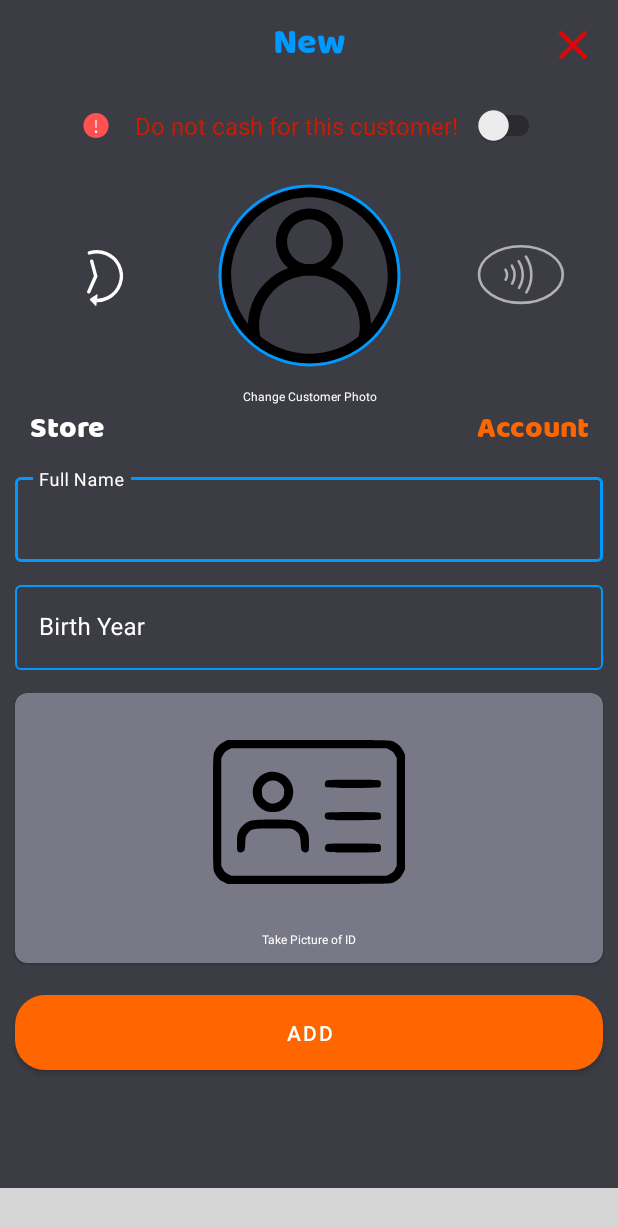
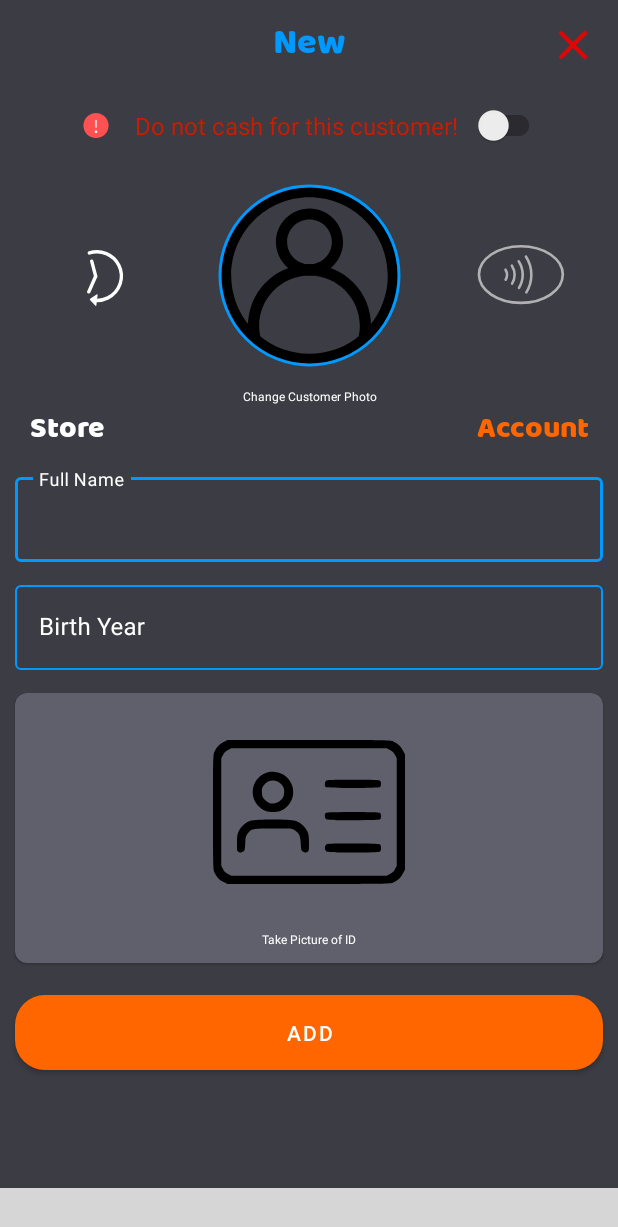
Before and after one commit to Amark18/Check_Verification_System, an Android app: the fragment AddCustomerSheet placed in its activity, on a phone screen of 412 x 824 dp. Shown: the top 1227 px of the screen. Run offline under Robolectric (Android 15) with nearby library versions, the phone set to English and light mode, and no system bars; our stand-ins replace Firebase (no records; nobody signed in at launch, a user with empty details on screens opened directly); libraries missing offline, so code that uses them is left out: com.deishelon.roundedbottomsheet, com.github.drjacky.imagepicker, com.irfaan008.irbottomnavigation, com.stfalcon.imageviewer, www.sanju.motiontoast; plain views replace SpaceNavigationView; Roboto replaces fonts that are not available here; 17 statements that could not run were skipped; grey boxes are pictures that could not be loaded.

Commit message:
Updated Splash for Android 12 and some UI changes

```diff
--- a/app/src/main/java/com/akapps/check_verification_system/activities/MainActivity.java
+++ b/app/src/main/java/com/akapps/check_verification_system/activities/MainActivity.java
@@ -28,7 +28,6 @@ import com.google.android.material.card.MaterialCardView;
 import com.irfaan008.irbottomnavigation.SpaceItem;
 import com.irfaan008.irbottomnavigation.SpaceNavigationView;
 import com.irfaan008.irbottomnavigation.SpaceOnClickListener;
-
 import java.util.ArrayList;
 import java.util.stream.Collectors;
 import www.sanju.motiontoast.MotionToast;
@@ -303,13 +302,9 @@ public class MainActivity extends AppCompatActivity{
             swipeRefreshLayout.setRefreshing(false);
         });
 
-        closeSearch.setOnClickListener(v -> {
-           closeSearch();
-        });
+        closeSearch.setOnClickListener(v -> closeSearch());
 
-        settings.setOnClickListener(v -> {
-            bottomSheetHelper.openSettingsSheet("");
-        });
+        settings.setOnClickListener(v -> bottomSheetHelper.openSettingsSheet(""));
 
         // checks to see if NFC is not enabled and opens NFC settings
         nfcStatus.setOnClickListener(v -> {
--- a/app/src/main/java/com/akapps/check_verification_system/bottomsheet/AddCustomerSheet.java
+++ b/app/src/main/java/com/akapps/check_verification_system/bottomsheet/AddCustomerSheet.java
@@ -47,7 +47,7 @@ import kotlin.jvm.internal.Intrinsics;
 import www.sanju.motiontoast.MotionToast;
 import static android.app.Activity.RESULT_OK;
 
-public class AddCustomerSheet extends RoundedBottomSheetDialogFragment{
+public class AddCustomerSheet extends RoundedBottomSheetDialogFragment {
 
     // taking photos
     private ActivityResultLauncher<Intent> launcher;
--- a/app/src/main/java/com/akapps/check_verification_system/classes/Helper.java
+++ b/app/src/main/java/com/akapps/check_verification_system/classes/Helper.java
@@ -19,7 +19,6 @@ import androidx.core.content.res.ResourcesCompat;
 import com.akapps.check_verification_system.R;
 import com.google.firebase.auth.FirebaseAuth;
 import com.google.firebase.auth.FirebaseUser;
-
 import java.io.IOException;
 import java.text.ParseException;
 import java.text.SimpleDateFormat;
--- a/app/src/main/java/com/akapps/check_verification_system/classes/NFC.java
+++ b/app/src/main/java/com/akapps/check_verification_system/classes/NFC.java
@@ -67,14 +67,12 @@ public class NFC {
 
     // if nfc is not turned on, then it will take them to settings where they can change it
     public void isNfcDisabled(){
-        if(!checkNfcStatus()) {
         Helper.showMessage(currentActivity, context.getString(R.string.nfc_text),
                 context.getString(R.string.nfc_message),
                 MotionToast.TOAST_WARNING);
         new Handler().postDelayed(() -> {
             currentActivity.startActivity(new Intent(Settings.ACTION_NFC_SETTINGS));
         }, shortDuration);
-        }
     }
 
     // opens nfc bottom sheet to prompt user to tap card
--- a/app/src/main/res/layout/activity_main.xml
+++ b/app/src/main/res/layout/activity_main.xml
@@ -38,7 +38,7 @@
             android:textSize="12dp"
             app:layout_constraintEnd_toEndOf="parent"
             app:layout_constraintStart_toStartOf="parent"
-            app:layout_constraintTop_toBottomOf="@id/internet_connected"></TextView>
+            app:layout_constraintTop_toBottomOf="@id/internet_connected"/>
 
         <ImageView
             android:id="@+id/settings"
@@ -48,7 +48,7 @@
             android:src="@drawable/settings_icon"
             app:layout_constraintBottom_toBottomOf="@+id/date"
             app:layout_constraintStart_toStartOf="parent"
-            app:layout_constraintTop_toTopOf="@+id/date"></ImageView>
+            app:layout_constraintTop_toTopOf="@+id/date"/>
 
         <TextView
             android:id="@+id/date"
@@ -58,11 +58,11 @@
             android:fontFamily="@font/baloo_bhai"
             android:gravity="center|bottom"
             android:text="@string/date_text"
-            android:textColor="@color/gray"
+            android:textColor="@color/grayLight"
             android:textSize="20dp"
             app:layout_constraintEnd_toStartOf="@+id/nfc_icon"
             app:layout_constraintStart_toEndOf="@+id/settings"
-            app:layout_constraintTop_toBottomOf="@id/internet_message"></TextView>
+            app:layout_constraintTop_toBottomOf="@id/internet_message"/>
 
         <TextView
             android:id="@+id/close_search"
@@ -77,7 +77,7 @@
             android:visibility="invisible"
             app:layout_constraintBottom_toBottomOf="@+id/date"
             app:layout_constraintEnd_toEndOf="parent"
-            app:layout_constraintTop_toTopOf="@+id/date"></TextView>
+            app:layout_constraintTop_toTopOf="@+id/date"/>
 
         <ImageView
             android:id="@+id/nfc_icon"
@@ -90,7 +90,7 @@
             android:visibility="visible"
             app:layout_constraintBottom_toBottomOf="@+id/date"
             app:layout_constraintEnd_toEndOf="parent"
-            app:layout_constraintTop_toTopOf="@+id/date"></ImageView>
+            app:layout_constraintTop_toTopOf="@+id/date"/>
 
         <LinearLayout
             android:id="@+id/dashboard"
@@ -113,7 +113,7 @@
                 android:textSize="@dimen/dimen_48"
                 app:layout_constraintEnd_toEndOf="parent"
                 app:layout_constraintStart_toStartOf="parent"
-                app:layout_constraintTop_toTopOf="parent"></TextView>
+                app:layout_constraintTop_toTopOf="parent"/>
 
             <com.google.android.material.card.MaterialCardView
                 android:id="@+id/total_layout"
@@ -142,7 +142,7 @@
                         android:layout_marginHorizontal="@dimen/dimen_12"
                         android:src="@drawable/user_icon"
                         app:layout_constraintEnd_toEndOf="parent"
-                        app:layout_constraintTop_toTopOf="parent"></ImageView>
+                        app:layout_constraintTop_toTopOf="parent"/>
 
                     <TextView
                         android:id="@+id/total_text"
@@ -156,7 +156,7 @@
                         android:maxLines="5"
                         android:text="@string/total_text"
                         android:textColor="@color/black"
-                        android:textSize="20sp"></TextView>
+                        android:textSize="20sp"/>
 
                     <TextView
                         android:id="@+id/num_total"
@@ -169,7 +169,7 @@
                         android:maxLines="3"
                         android:text="@string/number_placeholder"
                         android:textColor="@color/grayDark"
-                        android:textSize="15sp"></TextView>
+                        android:textSize="15sp"/>
 
                 </LinearLayout>
 
@@ -187,7 +187,7 @@
                 android:textSize="@dimen/dimen_24"
                 app:layout_constraintEnd_toEndOf="parent"
                 app:layout_constraintStart_toStartOf="parent"
-                app:layout_constraintTop_toTopOf="parent"></TextView>
+                app:layout_constraintTop_toTopOf="parent"/>
 
             <LinearLayout
                 android:layout_width="match_parent"
@@ -223,7 +223,7 @@
                             android:layout_marginHorizontal="@dimen/dimen_12"
                             android:src="@drawable/add_icon_2"
                             app:layout_constraintEnd_toEndOf="parent"
-                            app:layout_constraintTop_toTopOf="parent"></ImageView>
+                            app:layout_constraintTop_toTopOf="parent"/>
 
                         <TextView
                             android:id="@+id/added_text"
@@ -237,7 +237,7 @@
                             android:maxLines="5"
                             android:text="@string/added_text"
                             android:textColor="@color/black"
-                            android:textSize="20sp"></TextView>
+                            android:textSize="20sp"/>
 
                         <TextView
                             android:id="@+id/num_added"
@@ -250,7 +250,7 @@
                             android:maxLines="3"
                             android:text="@string/number_placeholder"
                             android:textColor="@color/grayDark"
-                            android:textSize="15sp"></TextView>
+                            android:textSize="15sp"/>
 
                     </LinearLayout>
 
@@ -284,7 +284,7 @@
                             android:layout_marginHorizontal="@dimen/dimen_12"
                             android:src="@drawable/checkmark_icon"
                             app:layout_constraintEnd_toEndOf="parent"
-                            app:layout_constraintTop_toTopOf="parent"></ImageView>
+                            app:layout_constraintTop_toTopOf="parent"/>
 
                         <TextView
                             android:id="@+id/verified_text"
@@ -298,7 +298,7 @@
                             android:maxLines="5"
                             android:text="@string/verified_text"
                             android:textColor="@color/black"
-                            android:textSize="20sp"></TextView>
+                            android:textSize="20sp"/>
 
                         <TextView
                             android:id="@+id/num_verified"
@@ -311,7 +311,7 @@
                             android:fontFamily="@font/amiko"
                             android:text="@string/number_placeholder"
                             android:textColor="@color/grayDark"
-                            android:textSize="15sp"></TextView>
+                            android:textSize="15sp"/>
 
                     </LinearLayout>
 
@@ -366,7 +366,7 @@
                 app:layout_constraintBottom_toBottomOf="parent"
                 app:layout_constraintEnd_toEndOf="parent"
                 app:layout_constraintStart_toStartOf="parent"
-                app:layout_constraintTop_toTopOf="parent"></TextView>
+                app:layout_constraintTop_toTopOf="parent"/>
 
             <androidx.recyclerview.widget.RecyclerView
                 android:id="@+id/customers_recyclerview"
@@ -376,7 +376,7 @@
                 android:paddingBottom="140dp"
                 app:layout_constraintEnd_toEndOf="parent"
                 app:layout_constraintStart_toStartOf="parent"
-                app:layout_constraintTop_toBottomOf="@+id/search_layout"></androidx.recyclerview.widget.RecyclerView>
+                app:layout_constraintTop_toBottomOf="@+id/search_layout"/>
 
         </LinearLayout>
 
--- a/app/src/main/res/layout/recyclerview_customer_layout.xml
+++ b/app/src/main/res/layout/recyclerview_customer_layout.xml
@@ -63,7 +63,7 @@
                 android:text="@string/year_placeholder"
                 android:textSize="@dimen/dimen_16"
                 android:textStyle="bold"
-                android:textColor="@color/grayDark">
+                android:textColor="@color/grayLight">
             </TextView>
 
         </LinearLayout>
--- /dev/null
+++ b/app/src/main/res/values-v31/themes.xml
@@ -0,0 +1,9 @@
+<?xml version="1.0" encoding="utf-8"?>
+<resources>
+
+    <style name="LoginTheme" parent="Theme.MaterialComponents.DayNight.NoActionBar">
+        <item name="otpViewStyle">@style/OtpWidget.OtpView</item>
+        <item name="android:statusBarColor">@color/grayDark</item>
+        <item name="android:windowSplashScreenBackground">@color/grayDark</item>
+    </style>
+</resources>
--- a/app/src/main/res/values/colors.xml
+++ b/app/src/main/res/values/colors.xml
@@ -18,7 +18,8 @@
     <color name="white">#ffffff</color>
     <color name="green">#00cc00</color>
     <color name="black">#000000</color>
-    <color name="gray">#787887</color>
+    <color name="grayLight">#bbbbc3</color>
+    <color name="gray">#60606c</color>
     <color name="grayDark">#3c3c44</color>
     <color name="orangeRed">#ff6600</color>
     <color name="transparent">#00ffffff</color>
--- a/app/src/main/res/values/strings.xml
+++ b/app/src/main/res/values/strings.xml
@@ -117,7 +117,8 @@
     <string name="reset_nfc_text">Reset NFC Card</string>
     <string name="see_nfc_card">Check NFC Card Data</string>
     <string name="reset_app">Reset</string>
-    <string name="reset_app_message">App will close, open app again.</string>
+    <string name="reset_app_message_1">Long Press reset button to confirm.</string>
+    <string name="reset_app_message_2">App will close, open app again.</string>
     <string name="log_out">Log Out</string>
     <string name="account_text">Account</string>
 
--- a/app/src/main/res/values/themes.xml
+++ b/app/src/main/res/values/themes.xml
@@ -1,23 +1,13 @@
-<resources xmlns:tools="http://schemas.android.com/tools">
+<resources>
     <!-- Base application theme. -->
-    <style name="Theme.Check_Verification_System" parent="Theme.MaterialComponents.DayNight.DarkActionBar">
-        <!-- Primary brand color. -->
-        <item name="colorPrimary">@color/purple_500</item>
-        <item name="colorPrimaryVariant">@color/purple_700</item>
-        <item name="colorOnPrimary">@color/white</item>
-        <!-- Secondary brand color. -->
-        <item name="colorSecondary">@color/teal_200</item>
-        <item name="colorSecondaryVariant">@color/teal_700</item>
-        <item name="colorOnSecondary">@color/black</item>
+    <style name="Theme.Check_Verification_System" parent="Theme.MaterialComponents.DayNight.NoActionBar">
+        <item name="android:statusBarColor">@color/grayDark</item>
     </style>
 
     <style name="LoginTheme" parent="Theme.MaterialComponents.DayNight.NoActionBar">
         <item name="otpViewStyle">@style/OtpWidget.OtpView</item>
         <item name="android:statusBarColor">@color/grayDark</item>
-    </style>
-
-    <style name="MainTheme" parent="Theme.MaterialComponents.DayNight.NoActionBar">
-        <item name="android:statusBarColor">@color/grayDark</item>
+        <item name="android:windowSplashScreenBackground">@color/orangeRed</item>
     </style>
 
     <style name="AppSearchView" parent="Widget.AppCompat.SearchView" >
--- a/build.gradle
+++ b/build.gradle
@@ -4,7 +4,7 @@ buildscript {
         mavenCentral()
     }
     dependencies {
-        classpath 'com.android.tools.build:gradle:7.0.3'
+        classpath 'com.android.tools.build:gradle:7.0.4'
         classpath 'com.google.gms:google-services:4.3.10'
     }
 }
```
Also changed, not shown: app/build.gradle (+7 -7 lines), app/src/main/AndroidManifest.xml (+5 -4 lines), app/src/main/java/com/akapps/check_verification_system/bottomsheet/SettingsSheet.java (+8 -2 lines). Lines whose indentation alone changed are shown as unchanged.
